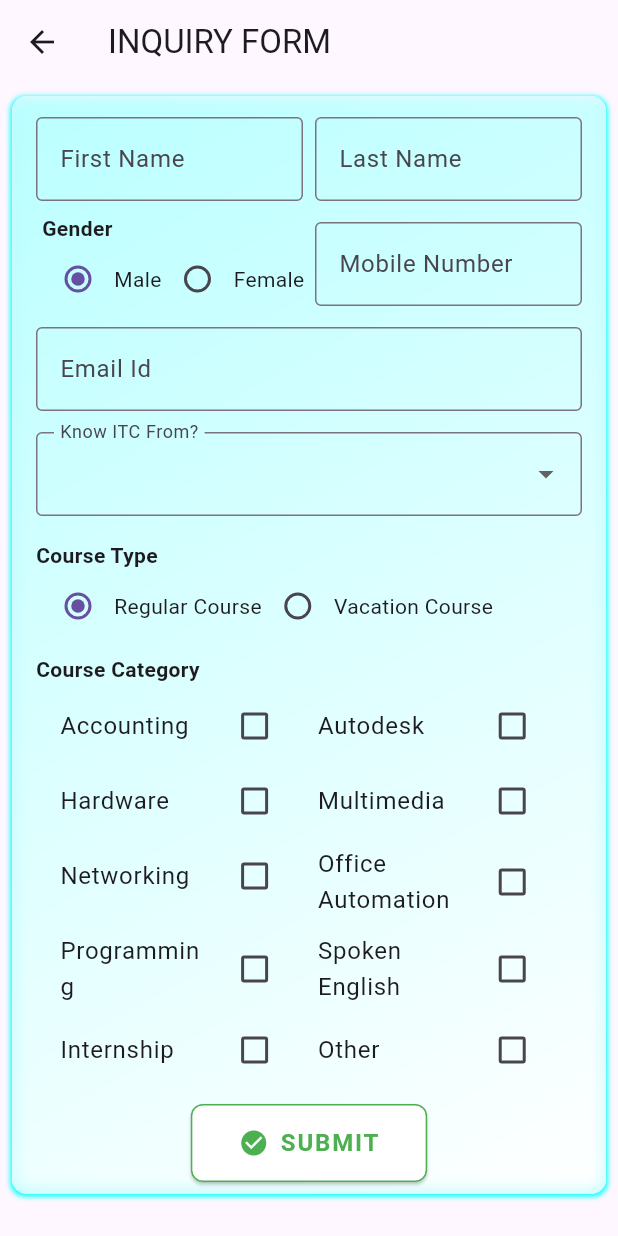
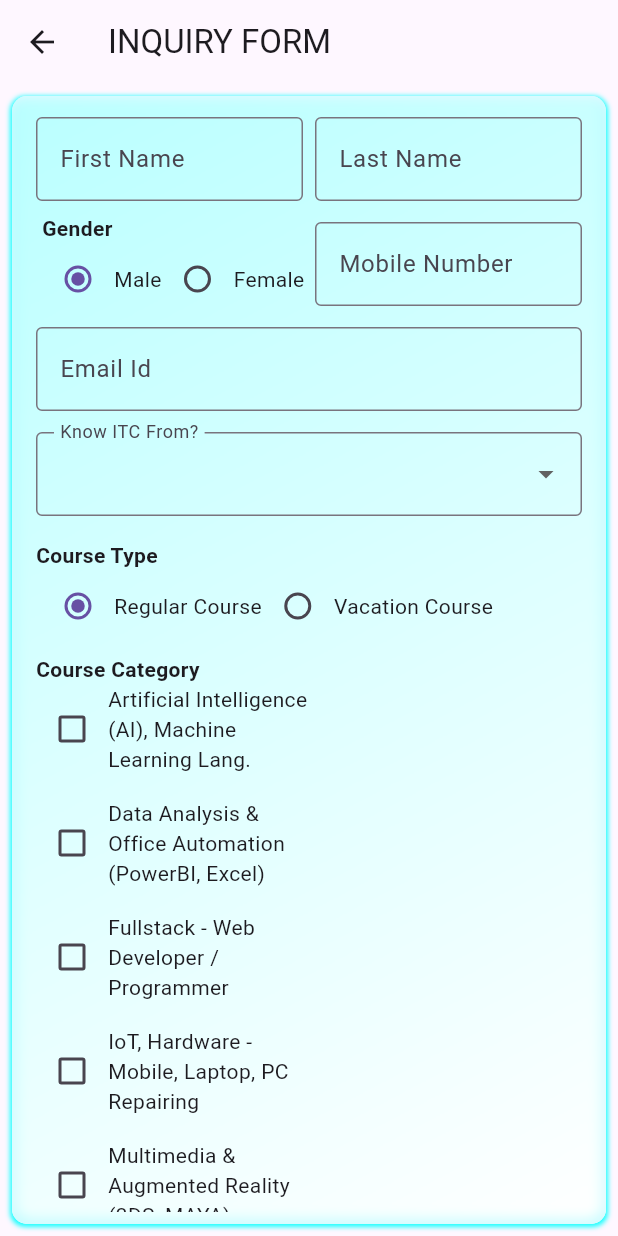
Before and after one commit to rathod009/ITC_APP, a Flutter app: the GuestInquiryForm screen opened by its route, on a phone screen of 412 x 824 dp. Run offline on Flutter 3.47's test engine with Material 3 defaults, Android fonts, the phone set to English and light mode, and no system bars; our stand-ins replace equatable, flutter_dotenv, fpdart, get, get_it, logger and 1 more; accounts and stored records are empty.

Commit message:
Initial commit

```diff
--- a/lib/src/features/authentication/views/guest_inquiry_form.dart
+++ b/lib/src/features/authentication/views/guest_inquiry_form.dart
@@ -48,31 +48,35 @@ class _GuestInquiryFormState extends State<GuestInquiryForm> {
 
   // Regular course categories
   static const List<String> allCourseCategories = [
-    'Accounting',
-    'Autodesk',
-    'Hardware',
-    'Multimedia',
-    'Networking',
-    'Office Automation',
-    'Programming',
+    'Artificial Intelligence (AI), Machine Learning Lang.',
+    'Data Analysis & Office Automation (PowerBI, Excel)',
+    'Fullstack - Web Developer / Programmer',
+    'IoT, Hardware - Mobile, Laptop, PC Repairing',
+    'Multimedia & Augmented Reality (3DS, MAYA)',
+    'AWS, Cloud Computing, & Networking',
+    '2D/3D Engineering (CAD/CAM)',
+    'Cyber Security & Ethical Hacking',
+    'Accounting (Tally Prime)',
     'Spoken English',
     'Internship',
+    'Project',
+    'Corporate Training',
+    'Crash Course',
+    'Customised Training',
     'Other'
   ];
 
   // Vacation Course Categories
 static const List<String> vacationCourseCategories = [
-  '2D, 3D Engineering',
-  // '2D, 3D Engineering (CAD/CAM)',
+  'Artificial Intelligence',
+  'Programming',
+  'IoT, Robotics & Hardware Repairing',
+  'Cyber Security & Ethical Hacking',
+  'Cloud Computing & Networking',
+  'Multimedia & AR/VR (Graphics & Animation)',
+  '2D, 3D Engineering (CAD/CAM)',
+  'Data Analysis & Office Automation',
   'Accounting',
-  'Artificial Intelligence',
-  'Cloud Computing & Networking',
-  'Cyber Security and Ethical Hacking',
-  'Data Analysis & Office Automation',
-  'IoT, Robotics & Hardware Repairing',
-  'Multimedia & AR/VR',
-  // 'Multimedia & AR/VR (Graphics & Animation)',
-  'Programming',
   'Spoken English',
 ];
 
@@ -356,14 +360,16 @@ String? validateCourseCategory(List<String>? value) {
                         const SizedBox(height: 8),
                         const Text("Course Category", style: TextStyle(fontWeight: FontWeight.bold)),
                         Wrap(
-                          spacing: -18.0,
-                          runSpacing: -6.0,
+                          spacing: -4.0,
+                          runSpacing: 16.0,
                           children: displayedCourses.map((course) {
                             return SizedBox(
-                              key: ValueKey(course),
-                              width: MediaQuery.of(context).size.width / 2.16 - 1,
-                              child: CheckboxListTile(
-                                title: Text(course),
+                              key: ValueKey(course),// Use Row to arrange checkbox and text
+                              width: MediaQuery.of(context).size.width / 2.16 - 1, // Ensure Row takes minimal space
+                              child: Row(
+                                mainAxisSize: MainAxisSize.min,
+                                children: [
+                                  Checkbox(
                                     value: courseCategory.contains(course),
                                     onChanged: (value) {
                                       if (value != null) {
@@ -377,9 +383,39 @@ String? validateCourseCategory(List<String>? value) {
                                           }
                                         },
                                       ),
+                                      Flexible( // Use Flexible to allow text to wrap if needed
+                                      child: Text(course),
+                                      ),
+                                    ],
+                                  ),
                                 );
                               }).toList(),
                             ),
+                        // Wrap(
+                        //   spacing: -18.0,
+                        //   runSpacing: -6.0,
+                        //   children: displayedCourses.map((course) {
+                        //     return SizedBox(
+                        //       key: ValueKey(course),
+                        //       width: MediaQuery.of(context).size.width / 2.16 - 1,
+                        //       child: CheckboxListTile(
+                        //         title: Text(course),
+                        //         value: courseCategory.contains(course),
+                        //         onChanged: (value) {
+                        //           if (value != null) {
+                        //             setState(() {
+                        //               if (value) {
+                        //                 courseCategory.add(course);
+                        //                 } else {
+                        //                   courseCategory.remove(course);
+                        //                 }
+                        //               });
+                        //             }
+                        //           },
+                        //         ),
+                        //       );
+                        //     }).toList(),
+                        //   ),
                           if (formError != null)
                           Padding(
                             padding: const EdgeInsets.fromLTRB(16, 0, 0, 0),
```
Lines whose indentation alone changed are shown as unchanged.
